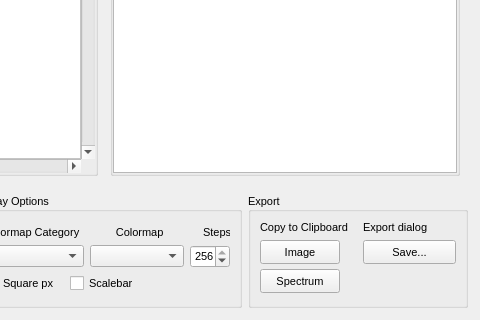
Above: mantis_xray/pagestack.ui from mlerotic/spectromicroscopy before the change; both pictures show x 544 to 1024 and y 560 to 880 of the 1024 by 880 pixel window. Below: the same form after it.
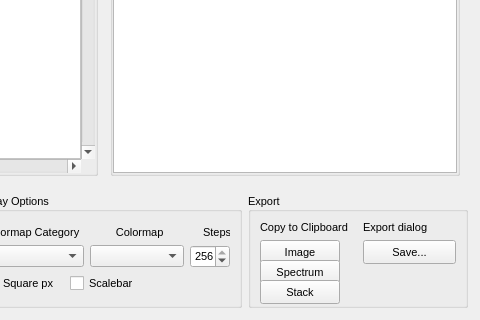
That is the form after the change. Custom widgets are drawn as their Qt base class.

Commit message: Added XMCD stack processing and Exchange OD loading

Patch:
```diff
--- a/mantis_xray/pagestack.ui
+++ b/mantis_xray/pagestack.ui
@@ -1149,7 +1149,7 @@
           <number>9</number>
          </property>
          <item>
-          <layout class="QGridLayout" name="gridLayout" rowstretch="0,0,0" columnstretch="0,0">
+          <layout class="QGridLayout" name="gridLayout" rowstretch="0,0,0,0" columnstretch="0,0">
            <property name="sizeConstraint">
             <enum>QLayout::SetDefaultConstraint</enum>
            </property>
@@ -1251,6 +1251,28 @@
              </property>
             </widget>
            </item>
+           <item row="3" column="0">
+            <widget class="QPushButton" name="pb_copy_stack">
+             <property name="enabled">
+              <bool>true</bool>
+             </property>
+             <property name="sizePolicy">
+              <sizepolicy hsizetype="Maximum" vsizetype="Maximum">
+               <horstretch>0</horstretch>
+               <verstretch>0</verstretch>
+              </sizepolicy>
+             </property>
+             <property name="minimumSize">
+              <size>
+               <width>0</width>
+               <height>24</height>
+              </size>
+             </property>
+             <property name="text">
+              <string>Stack</string>
+             </property>
+            </widget>
+           </item>
           </layout>
          </item>
          <item>
```
The commit also changes 2 other files.
